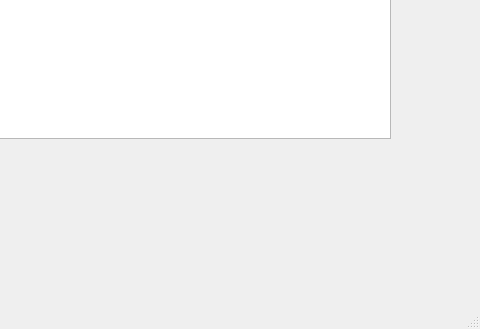
Old version of the form admin.ui in the repository Kirugaming/Food-Service-Mananger; both pictures show x 320 to 800 and y 271 to 600 of the 800 by 600 pixel window.
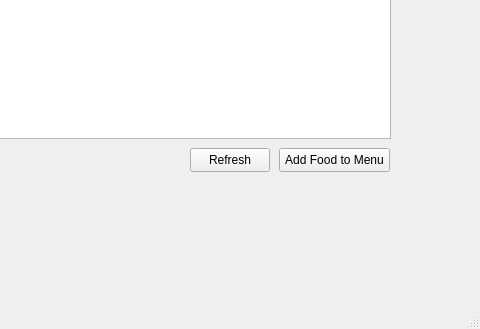
New version of the form.

The edit to the form file:
```diff
--- a/admin.ui
+++ b/admin.ui
@@ -105,6 +105,32 @@
      <string>Go Back to Customer Mode</string>
     </property>
    </widget>
+   <widget class="QPushButton" name="addFoodButton">
+    <property name="geometry">
+     <rect>
+      <x>599</x>
+      <y>400</y>
+      <width>111</width>
+      <height>24</height>
+     </rect>
+    </property>
+    <property name="text">
+     <string>Add Food to Menu</string>
+    </property>
+   </widget>
+   <widget class="QPushButton" name="refresh">
+    <property name="geometry">
+     <rect>
+      <x>510</x>
+      <y>400</y>
+      <width>80</width>
+      <height>24</height>
+     </rect>
+    </property>
+    <property name="text">
+     <string>Refresh</string>
+    </property>
+   </widget>
   </widget>
   <widget class="QMenuBar" name="menubar">
    <property name="geometry">
```
